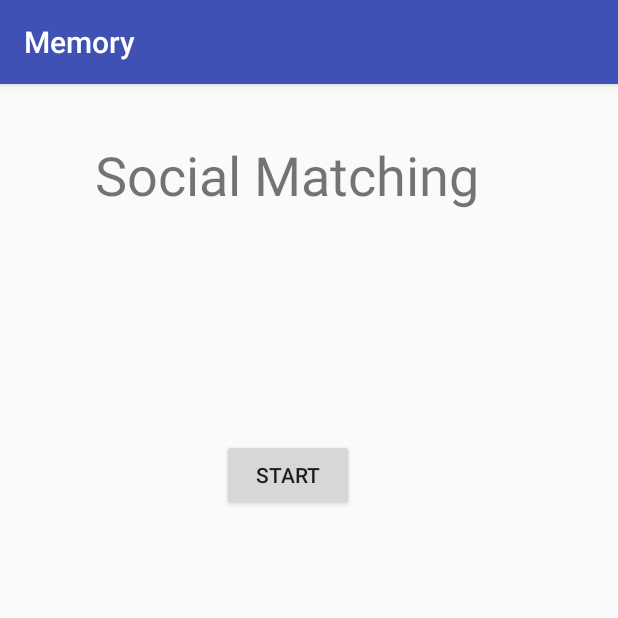
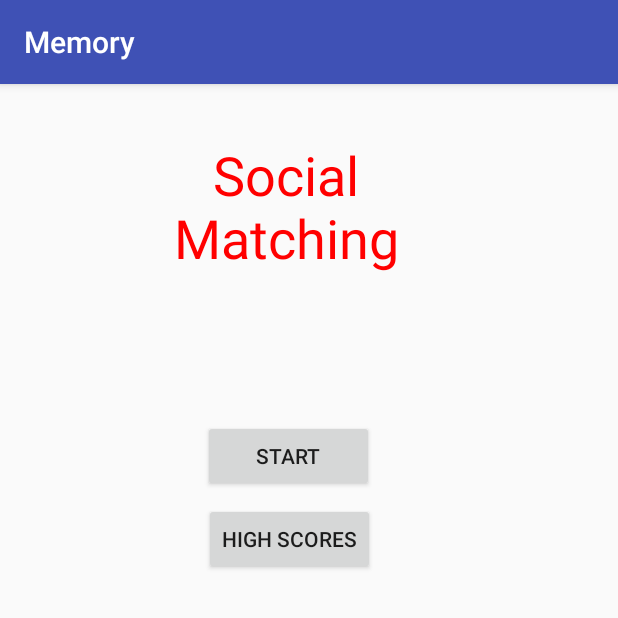
Before and after one commit to aoganezo/MatchingGame, an Android app: the screen it shows after launch (MainActivity), on a phone screen of 412 x 824 dp, the top half of it. Run offline under Robolectric (Android 15) with nearby library versions, the phone set to English and light mode, and no system bars.

Commit message:
some more changes

```diff
--- a/Memory/app/src/main/AndroidManifest.xml
+++ b/Memory/app/src/main/AndroidManifest.xml
@@ -16,6 +16,7 @@
                 <category android:name="android.intent.category.LAUNCHER" />
             </intent-filter>
         </activity>
+        <activity android:name=".DifficultyActivity"></activity>
     </application>
 
 </manifest>
--- a/Memory/app/src/main/java/app/memory/MainActivity.java
+++ b/Memory/app/src/main/java/app/memory/MainActivity.java
@@ -12,6 +12,8 @@ public class MainActivity extends AppCompatActivity {
         setContentView(R.layout.activity_main);
 
         Button start_button = (Button) findViewById(R.id.start_button);
+        Button leaderboard_button = (Button) findViewById(R.id.leaderboard_button);
+
 
     }
 }
--- a/Memory/app/src/main/res/layout/activity_main.xml
+++ b/Memory/app/src/main/res/layout/activity_main.xml
@@ -10,20 +10,32 @@
         android:id="@+id/game_name_tv"
         android:layout_width="wrap_content"
         android:layout_height="wrap_content"
-        android:layout_marginLeft="63dp"
+        android:layout_marginLeft="116dp"
         android:layout_marginTop="36dp"
         android:text="@string/game_name"
+        android:textAlignment="center"
+        android:textColor="@color/colorGameName"
         android:textSize="36sp"
         app:layout_constraintLeft_toLeftOf="parent"
         app:layout_constraintTop_toTopOf="parent" />
 
     <Button
         android:id="@+id/start_button"
+        android:layout_width="114dp"
+        android:layout_height="wrap_content"
+        android:layout_marginLeft="135dp"
+        android:layout_marginTop="97dp"
+        android:text="@string/start_button_string"
+        app:layout_constraintLeft_toLeftOf="parent"
+        app:layout_constraintTop_toBottomOf="@+id/game_name_tv" />
+
+    <Button
+        android:id="@+id/leaderboard_button"
         android:layout_width="wrap_content"
         android:layout_height="wrap_content"
-        android:text="@string/start_button_string"
-        android:layout_marginTop="152dp"
-        app:layout_constraintTop_toBottomOf="@+id/game_name_tv"
-        android:layout_marginLeft="148dp"
-        app:layout_constraintLeft_toLeftOf="parent" />
+        android:layout_marginLeft="136dp"
+        android:layout_marginTop="7dp"
+        android:text="@string/high_scores_button_string"
+        app:layout_constraintLeft_toLeftOf="parent"
+        app:layout_constraintTop_toBottomOf="@+id/start_button" />
 </android.support.constraint.ConstraintLayout>
--- a/Memory/app/src/main/res/values/colors.xml
+++ b/Memory/app/src/main/res/values/colors.xml
@@ -3,4 +3,5 @@
     <color name="colorPrimary">#3F51B5</color>
     <color name="colorPrimaryDark">#303F9F</color>
     <color name="colorAccent">#FF4081</color>
+    <color name="colorGameName">#FF0000</color>
 </resources>
--- a/Memory/app/src/main/res/values/strings.xml
+++ b/Memory/app/src/main/res/values/strings.xml
@@ -1,5 +1,10 @@
 <resources>
     <string name="app_name">Memory</string>
-    <string name="game_name">Social Matching</string>
+    <string name="game_name">Social\nMatching</string>
     <string name="start_button_string">Start</string>
+    <string name="high_scores_button_string">High Scores</string>
+    <string name="select_difficulty_string">Select\nDifficulty</string>
+    <string name="ez_button_string">EZ</string>
+    <string name="two_ez_button_string">2EZ</string>
+    <string name="not_ez_button_string">NOT EZ</string>
 </resources>
```
